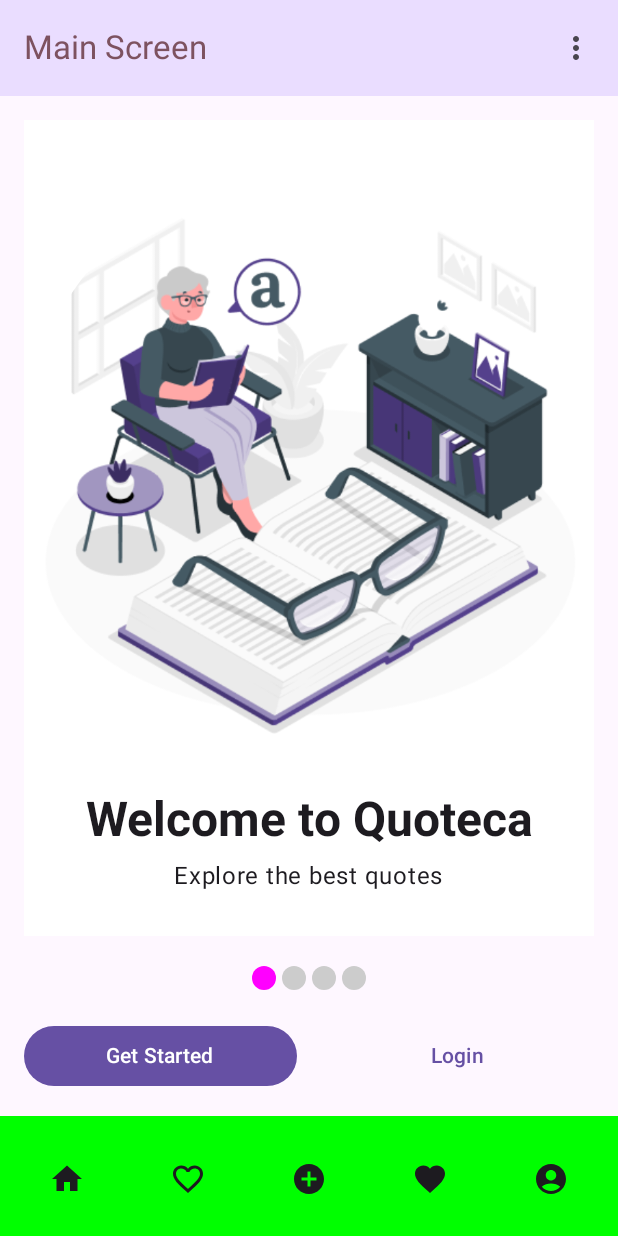
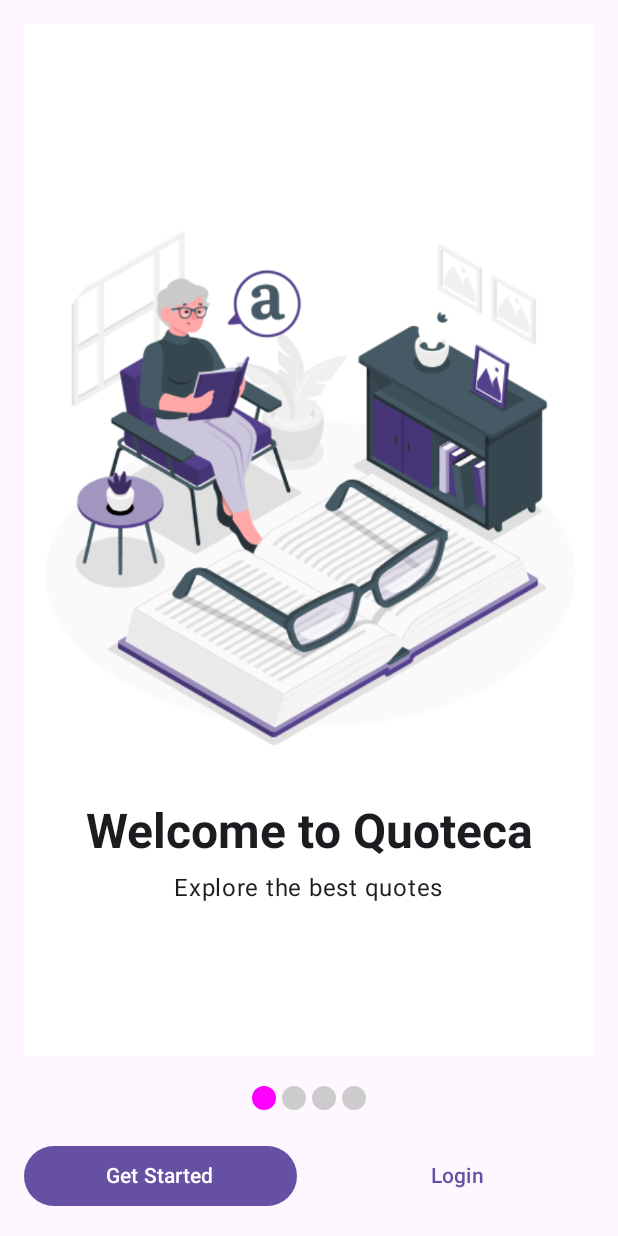
Before and after one commit to xtinabru/QuoteKa, an Android app built with Jetpack Compose: the screen it shows after launch (MainActivity), on a phone screen of 412 x 824 dp. Run offline under Robolectric (Android 15) with nearby library versions, the phone set to English and light mode, and no system bars.

Commit message:
fix: Hide app bars during onboarding for unauthenticated users

```diff
--- a/app/src/main/java/com/example/quotekaapplication/ui/models/AuthViewModel.kt
+++ b/app/src/main/java/com/example/quotekaapplication/ui/models/AuthViewModel.kt
@@ -4,6 +4,7 @@ import androidx.compose.runtime.mutableStateOf
 import androidx.lifecycle.ViewModel
 
 class AuthViewModel : ViewModel() {
+
     var isAuthenticated = mutableStateOf(false)
 
     fun login() {
@@ -15,7 +16,6 @@ class AuthViewModel : ViewModel() {
         // auto authorization
         isAuthenticated.value = true
     }
-    // Метод для выхода из аккаунта
     fun logout() {
         isAuthenticated.value = false
     }
--- a/app/src/main/java/com/example/quotekaapplication/ui/theme/composables/OnBoardingSlide.kt
+++ b/app/src/main/java/com/example/quotekaapplication/ui/theme/composables/OnBoardingSlide.kt
@@ -11,7 +11,6 @@ import androidx.compose.foundation.layout.height
 import androidx.compose.foundation.layout.padding
 import androidx.compose.foundation.layout.size
 import androidx.compose.foundation.shape.CircleShape
-import androidx.compose.foundation.shape.RoundedCornerShape
 import androidx.compose.material3.MaterialTheme
 import androidx.compose.material3.Text
 import androidx.compose.runtime.Composable
@@ -40,8 +39,6 @@ fun OnBoardingSlide(data: OnBoardingData) {
             contentDescription = null,
             modifier = Modifier.
             fillMaxWidth()
-
-
                 .size(400.dp)
                 .clip(CircleShape)
                 .background(Color.White
--- a/app/src/main/java/com/example/quotekaapplication/ui/theme/composables/ScaffoldApp.kt
+++ b/app/src/main/java/com/example/quotekaapplication/ui/theme/composables/ScaffoldApp.kt
@@ -30,7 +30,9 @@ fun ScaffoldApp() {
         modifier = Modifier.fillMaxSize(),
         topBar = {
 
-            TopAppBar(title = "Main Screen", navController = navController)
+            if (isAuthenticated) { // show if is logged in
+                TopAppBar(title = "Main Screen", navController = navController)
+            }
         },
         content = { paddingValues -> // paddings btwn elements
 
@@ -51,6 +53,8 @@ fun ScaffoldApp() {
                 composable("register") { RegisterScreen(navController, authViewModel) }
             }
         },
-        bottomBar = { BottomBar(navController) }
+        bottomBar = {
+            if (isAuthenticated) { BottomBar(navController) }
+        }
     )
 }
--- a/app/src/main/java/com/example/quotekaapplication/ui/theme/screens/OnBoardingScreen.kt
+++ b/app/src/main/java/com/example/quotekaapplication/ui/theme/screens/OnBoardingScreen.kt
@@ -67,14 +67,14 @@ fun OnBoardingScreen(navController: NavController) {
             }
         }
 
-        // Кнопки Get Started и Login
+        // Buttons Get Started и Login
         Row(
             modifier = Modifier.fillMaxWidth(),
             horizontalArrangement = Arrangement.SpaceBetween
         ) {
             Button(
                 onClick = {
-                    navController.navigate("home") // navigate to home page/screen
+                    navController.navigate("register") // navigate to home page/screen
                 },
                 modifier = Modifier.weight(1f)
             ) {
```
